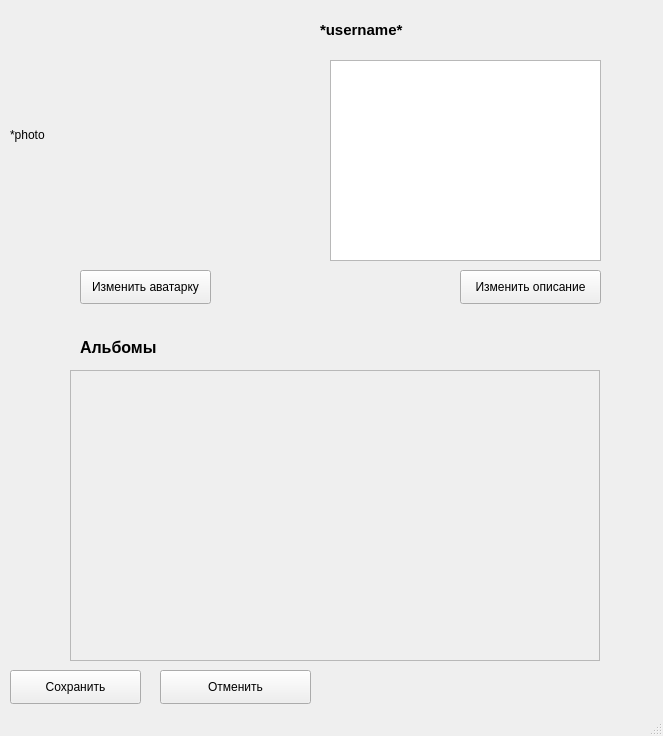
gepron1x/blacklandradio, file ui/user_edit.ui: the form before one commit.
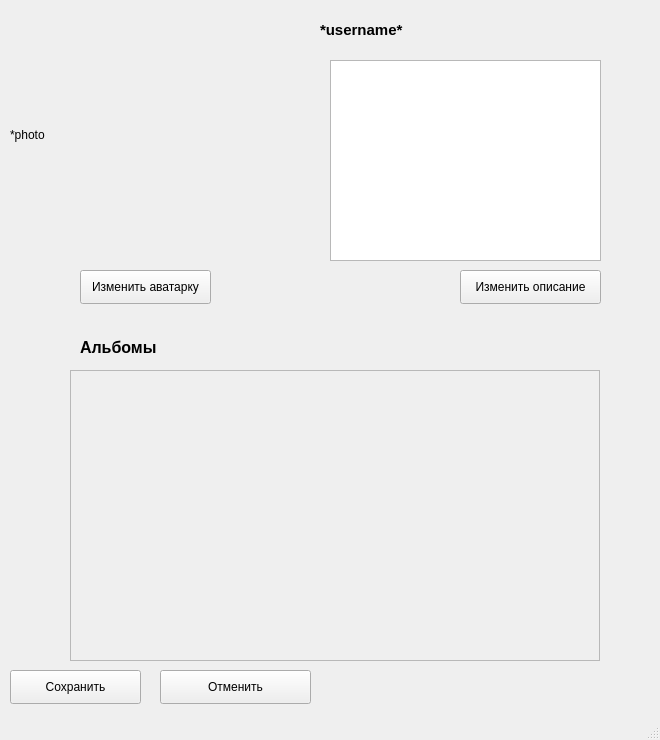
The form after the commit.

What changed in the file:
```diff
--- a/ui/user_edit.ui
+++ b/ui/user_edit.ui
@@ -6,10 +6,16 @@
    <rect>
     <x>0</x>
     <y>0</y>
-    <width>663</width>
-    <height>736</height>
+    <width>660</width>
+    <height>740</height>
    </rect>
   </property>
+  <property name="minimumSize">
+   <size>
+    <width>660</width>
+    <height>740</height>
+   </size>
+  </property>
   <property name="windowTitle">
    <string>Редактирование профиля</string>
   </property>
```
Left out of the diff: 4 changed lines with no effect on the pictures.
